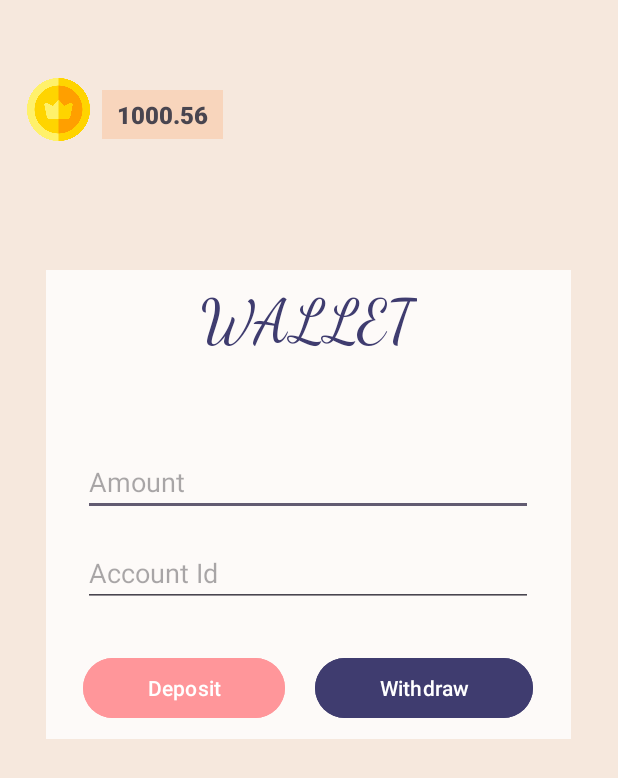
After one commit to zyle-geralde/Readify, an Android app: the fragment WalletView shown on its own in the app's theme, on a phone screen of 412 x 824 dp. The commit adds this screen. Shown: the top 778 px of the screen. Run offline under Robolectric (Android 15) with nearby library versions, the phone set to English and light mode, and no system bars.

Commit message:
Added wallet

```diff
--- a/app/src/main/java/com/example/readify/MainActivity.java
+++ b/app/src/main/java/com/example/readify/MainActivity.java
@@ -87,6 +87,7 @@ public class MainActivity extends AppCompatActivity {
                             String email = resultSet.getString("Email");
                             String passwordhold = resultSet.getString("Password");
                             String typeme = resultSet.getString("Type");
+                            double walletme = resultSet.getDouble("wallet");
 
                             if(emailText.getText().toString().equals(email) && passText.getText().toString().equals(passwordhold)){
                                 Intent intent = new Intent(MainActivity.this, DashBoard.class);
@@ -95,6 +96,7 @@ public class MainActivity extends AppCompatActivity {
                                 intent.putExtra("email",email);
                                 intent.putExtra("pass",passwordhold);
                                 intent.putExtra("type",typeme);
+                                intent.putExtra("wallet",walletme+"");
 
                                 runOnUiThread(() -> {
                                     TextView errorText = (TextView) findViewById(R.id.errorText);
--- a/app/src/main/res/layout/activity_dash_board.xml
+++ b/app/src/main/res/layout/activity_dash_board.xml
@@ -108,7 +108,7 @@
                     android:orientation="vertical">
 
                     <ImageButton
-                        android:id="@+id/imageButton3"
+                        android:id="@+id/WalletBut"
                         android:layout_width="120px"
                         android:layout_height="120px"
                         android:background="@drawable/wallet"
--- /dev/null
+++ b/app/src/main/res/layout/fragment_wallet_view.xml
@@ -0,0 +1,126 @@
+<?xml version="1.0" encoding="utf-8"?>
+<FrameLayout xmlns:android="http://schemas.android.com/apk/res/android"
+    xmlns:app="http://schemas.android.com/apk/res-auto"
+    xmlns:tools="http://schemas.android.com/tools"
+    android:layout_width="match_parent"
+    android:layout_height="match_parent"
+    tools:context=".WalletView">
+
+    <LinearLayout
+        android:layout_width="match_parent"
+        android:layout_height="match_parent"
+        android:background="#F6E8DD"
+        android:orientation="vertical">
+
+        <androidx.constraintlayout.widget.ConstraintLayout
+            android:layout_width="match_parent"
+            android:layout_height="match_parent">
+
+            <LinearLayout
+                android:layout_width="350dp"
+                android:layout_height="wrap_content"
+                android:layout_marginTop="180dp"
+                android:background="#CDFFFFFF"
+                android:gravity="center"
+                android:orientation="vertical"
+                app:layout_constraintEnd_toEndOf="parent"
+                app:layout_constraintHorizontal_bias="0.491"
+                app:layout_constraintStart_toStartOf="parent"
+                app:layout_constraintTop_toTopOf="parent">
+
+                <TextView
+                    android:id="@+id/textView18"
+                    android:layout_width="wrap_content"
+                    android:layout_height="wrap_content"
+                    android:layout_marginTop="10dp"
+                    android:layout_marginBottom="30dp"
+                    android:fontFamily="cursive"
+                    android:text="WALLET"
+                    android:textColor="#3F3C6F"
+                    android:textSize="40sp" />
+
+                <LinearLayout
+                    android:layout_width="wrap_content"
+                    android:layout_height="match_parent"
+                    android:layout_marginVertical="30dp"
+                    android:orientation="vertical">
+
+                    <EditText
+                        android:id="@+id/AmountTf"
+                        android:layout_width="300dp"
+                        android:layout_height="wrap_content"
+                        android:layout_marginBottom="15dp"
+                        android:layout_weight="1"
+                        android:ems="10"
+                        android:hint="Amount"
+                        android:inputType="numberDecimal" />
+
+                    <EditText
+                        android:id="@+id/AccountTf"
+                        android:layout_width="300dp"
+                        android:layout_height="wrap_content"
+                        android:layout_weight="1"
+                        android:ems="10"
+                        android:hint="Account Id"
+                        android:inputType="text" />
+                </LinearLayout>
+
+                <LinearLayout
+                    android:layout_width="300dp"
+                    android:layout_height="match_parent"
+                    android:layout_marginBottom="10dp"
+                    android:orientation="horizontal">
+
+                    <Button
+                        android:id="@+id/DepositBut"
+                        android:layout_width="wrap_content"
+                        android:layout_height="wrap_content"
+                        android:layout_marginRight="10dp"
+                        android:layout_weight="1"
+                        android:backgroundTint="#FF969A"
+                        android:text="Deposit" />
+
+                    <Button
+                        android:id="@+id/WithdrawBut"
+                        android:layout_width="wrap_content"
+                        android:layout_height="wrap_content"
+                        android:layout_marginLeft="10dp"
+                        android:layout_weight="1"
+                        android:backgroundTint="#3F3C6F"
+                        android:text="Withdraw" />
+                </LinearLayout>
+
+            </LinearLayout>
+
+            <ImageView
+                android:id="@+id/imageView2"
+                android:layout_width="42dp"
+                android:layout_height="42dp"
+                android:layout_marginTop="52dp"
+                android:layout_marginEnd="352dp"
+                android:background="@drawable/coin"
+                android:src="@drawable/coin"
+                app:layout_constraintEnd_toEndOf="parent"
+                app:layout_constraintTop_toTopOf="parent" />
+
+            <TextView
+                android:id="@+id/BalanceHold"
+                android:layout_width="wrap_content"
+                android:layout_height="wrap_content"
+                android:layout_marginStart="8dp"
+                android:layout_marginTop="60dp"
+                android:background="#BEFACFB2"
+                android:fontFamily="sans-serif-black"
+                android:paddingLeft="10dp"
+                android:paddingTop="5dp"
+                android:paddingRight="10dp"
+                android:paddingBottom="5dp"
+                android:text="1000.56"
+                android:textSize="16dp"
+                app:layout_constraintStart_toEndOf="@+id/imageView2"
+                app:layout_constraintTop_toTopOf="parent" />
+
+        </androidx.constraintlayout.widget.ConstraintLayout>
+
+    </LinearLayout>
+</FrameLayout>
```
Also changed, not shown: app/src/main/java/com/example/readify/DashBoard.java (+24 -0 lines), app/src/main/java/com/example/readify/WalletView.java (added, +339 -0 lines), app/src/main/res/layout/fragment_dash_board.xml (+1 -8 lines), app/src/main/res/drawable/backwallet.png (added), app/src/main/res/drawable/coin.png (added).
